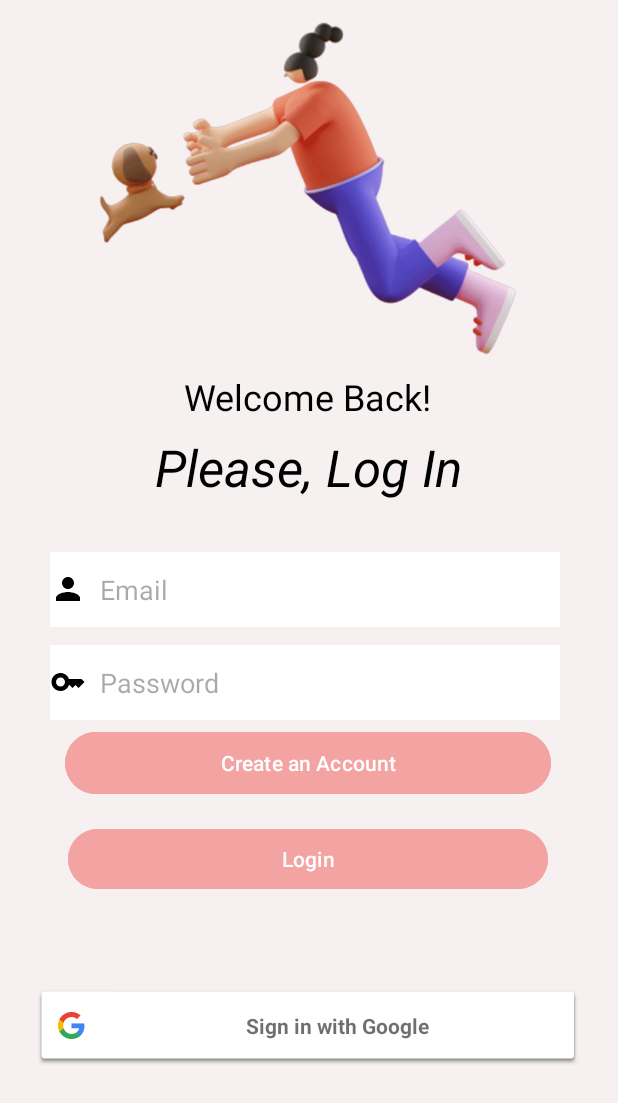
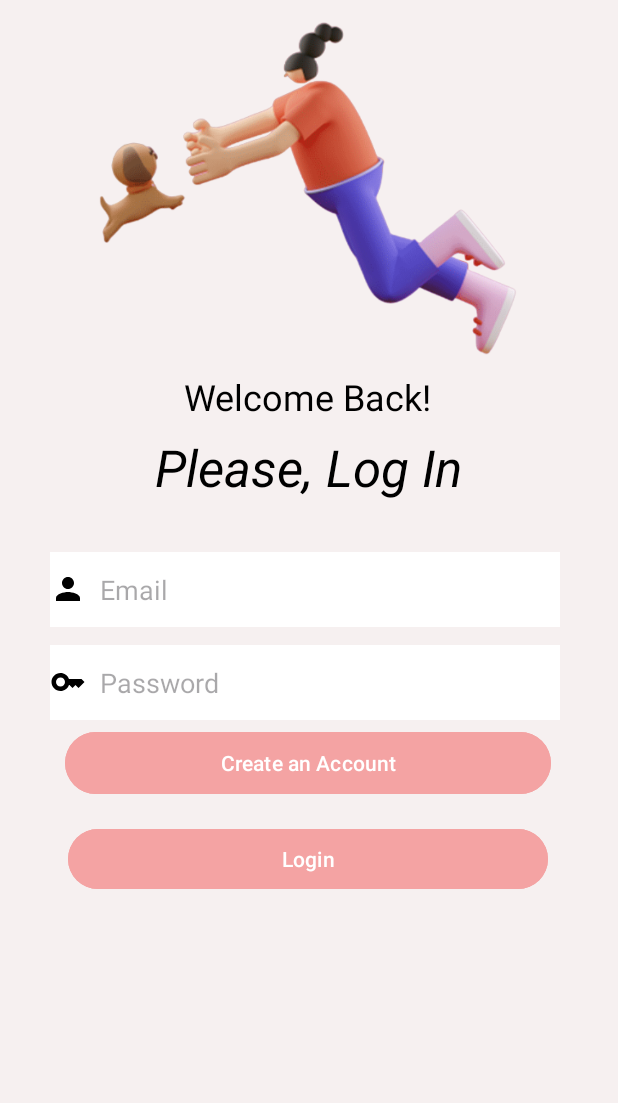
Before and after one commit to SimgeSevincer/ProjectFinal, an Android app: the layout fragment_login.xml on its own in the app's theme, with its tools: preview values and no code run, on a phone screen of 412 x 824 dp. Shown: the top 1103 px of the screen. Run offline under Robolectric (Android 15) with nearby library versions, the phone set to English and light mode, and no system bars.

Commit message:
yeni proje

```diff
--- a/app/src/main/res/layout/fragment_login.xml
+++ b/app/src/main/res/layout/fragment_login.xml
@@ -77,17 +77,7 @@
         app:layout_constraintTop_toBottomOf="@+id/buttonCreateAccount"
         app:layout_constraintVertical_bias="0.0" />
 
-    <com.google.android.gms.common.SignInButton
-        android:id="@+id/googleSignInBtn"
-        android:layout_width="364dp"
-        android:layout_height="53dp"
-        app:buttonSize="wide"
-        app:layout_constraintBottom_toBottomOf="parent"
-        app:layout_constraintEnd_toEndOf="parent"
-        app:layout_constraintHorizontal_bias="0.489"
-        app:layout_constraintStart_toStartOf="parent"
-        app:layout_constraintTop_toBottomOf="@+id/buttonLogin"
-        app:layout_constraintVertical_bias="0.345" />
+
 
     <TextView
         android:id="@+id/welcomeBack"
--- a/app/src/main/res/values/strings.xml
+++ b/app/src/main/res/values/strings.xml
@@ -3,7 +3,6 @@
     <!-- TODO: Remove or change this placeholder text -->
     <string name="hello_blank_fragment">Hello blank fragment</string>
     <string name="article_image_description">Makale Görseli</string>
-    <string name="default_web_client_id1">665842979709-0sqmmith2fig6m780gjr3jd26mbcvfq0.apps.googleusercontent.com</string>
-    <string name="default_web_client_id">665842979709-0sqmmith2fig6m780gjr3jd26mbcvfq0.apps.googleusercontent.com</string>
+
 
 </resources>
--- a/build.gradle.kts
+++ b/build.gradle.kts
@@ -2,7 +2,6 @@
 plugins {
     id("com.android.application") version "8.1.3" apply false
     id("org.jetbrains.kotlin.android") version "1.9.0" apply false
-    //id("com.google.gms.google-services") version "4.4.1" apply false
     id("com.google.gms.google-services") version "4.4.1" apply false
 }
 buildscript {
```
Also changed, not shown: app/build.gradle.kts (+5 -6 lines), app/src/main/java/com/example/tasarmprojesi/LoginFragment.kt (+2 -92 lines), 1 other file.
